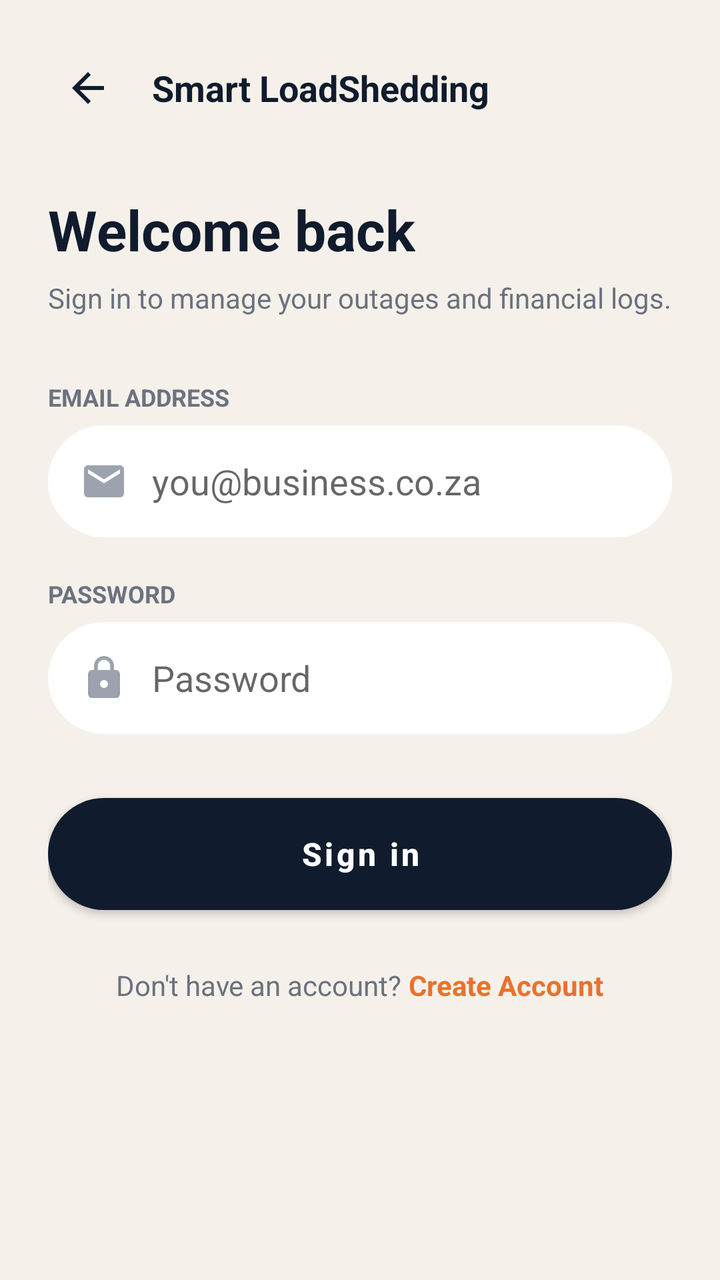
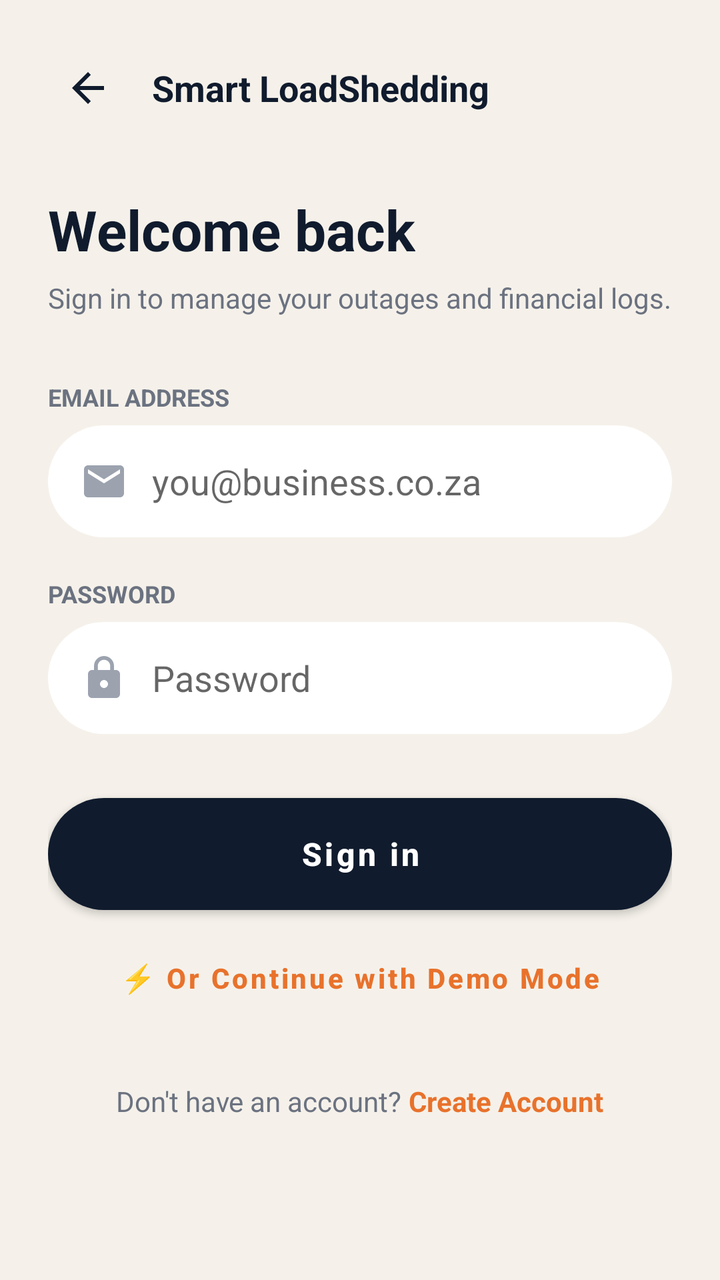

Before-and-after screenshots of an Android layout around one commit, followed by the original layout XML and the change that was made.
<!-- AndroidManifest.xml: application theme Theme.SmartLoadShedding -->
<!-- res/layout/activity_login.xml -->
<?xml version="1.0" encoding="utf-8"?>
<ScrollView xmlns:android="http://schemas.android.com/apk/res/android"
    xmlns:app="http://schemas.android.com/apk/res-auto"
    android:layout_width="match_parent"
    android:layout_height="match_parent"
    android:fitsSystemWindows="true"
    android:background="@color/background_cream"
    android:fillViewport="true">

    <LinearLayout
        android:layout_width="match_parent"
        android:layout_height="wrap_content"
        android:orientation="vertical"
        android:padding="24dp">

        
        <LinearLayout
            android:layout_width="match_parent"
            android:layout_height="wrap_content"
            android:gravity="center_vertical"
            android:orientation="horizontal">

            <ImageButton
                android:id="@+id/btnBackLogin"
                android:layout_width="40dp"
                android:layout_height="40dp"
                android:background="?attr/selectableItemBackgroundBorderless"
                android:src="@drawable/ic_arrow_back"
                app:tint="@color/brand_navy"
                android:contentDescription="Back" />

            <TextView
                android:layout_width="wrap_content"
                android:layout_height="wrap_content"
                android:layout_marginStart="12dp"
                android:text="Smart LoadShedding"
                android:textColor="@color/brand_navy"
                android:textSize="18sp"
                android:textStyle="bold" />
        </LinearLayout>

        
        <TextView
            android:layout_width="wrap_content"
            android:layout_height="wrap_content"
            android:layout_marginTop="32dp"
            android:text="Welcome back"
            android:textColor="@color/brand_navy"
            android:textSize="28sp"
            android:textStyle="bold" />

        <TextView
            android:layout_width="wrap_content"
            android:layout_height="wrap_content"
            android:layout_marginTop="6dp"
            android:text="Sign in to manage your outages and financial logs."
            android:textColor="@color/text_secondary"
            android:textSize="14sp" />

        
        <TextView
            android:layout_width="wrap_content"
            android:layout_height="wrap_content"
            android:layout_marginTop="32dp"
            android:text="EMAIL ADDRESS"
            android:textColor="@color/text_secondary"
            android:textSize="12sp"
            android:textStyle="bold" />

        <EditText
            android:id="@+id/etEmail"
            android:layout_width="match_parent"
            android:layout_height="56dp"
            android:layout_marginTop="6dp"
            android:background="@drawable/bg_rounded_input"
            android:drawableStart="@drawable/ic_mail"
            android:drawablePadding="12dp"
            android:gravity="center_vertical"
            android:hint="you@business.co.za"
            android:inputType="textEmailAddress"
            android:paddingStart="16dp"
            android:paddingEnd="16dp" />

        
        <TextView
            android:layout_width="wrap_content"
            android:layout_height="wrap_content"
            android:layout_marginTop="20dp"
            android:text="PASSWORD"
            android:textColor="@color/text_secondary"
            android:textSize="12sp"
            android:textStyle="bold" />

        <EditText
            android:id="@+id/etPassword"
            android:layout_width="match_parent"
            android:layout_height="56dp"
            android:layout_marginTop="6dp"
            android:background="@drawable/bg_rounded_input"
            android:drawableStart="@drawable/ic_lock"
            android:drawablePadding="12dp"
            android:gravity="center_vertical"
            android:hint="Password"
            android:inputType="textPassword"
            android:paddingStart="16dp"
            android:paddingEnd="16dp" />

        
        <Button
            android:id="@+id/btnSignIn"
            android:layout_width="match_parent"
            android:layout_height="56dp"
            android:layout_marginTop="32dp"
            android:background="@drawable/bg_rounded_input"
            android:backgroundTint="@color/brand_navy"
            android:text="Sign in"
            android:textAllCaps="false"
            android:textColor="@android:color/white"
            android:textSize="16sp"
            android:textStyle="bold" />

        <ProgressBar
            android:id="@+id/progressBar"
            android:layout_width="wrap_content"
            android:layout_height="wrap_content"
            android:layout_gravity="center"
            android:layout_marginTop="16dp"
            android:visibility="gone" />

        
        <LinearLayout
            android:layout_width="match_parent"
            android:layout_height="wrap_content"
            android:layout_marginTop="28dp"
            android:gravity="center"
            android:orientation="horizontal">

            <TextView
                android:layout_width="wrap_content"
                android:layout_height="wrap_content"
                android:text="Don't have an account? "
                android:textColor="@color/text_secondary" />

            <TextView
                android:id="@+id/tvCreateAccount"
                android:layout_width="wrap_content"
                android:layout_height="wrap_content"
                android:text="Create Account"
                android:textColor="@color/brand_orange"
                android:textStyle="bold" />
        </LinearLayout>

    </LinearLayout>
</ScrollView>
<!-- resources referenced by this layout -->
<resources>
  <color name="background_cream">#F5F1EA</color>
  <color name="brand_navy">#101B2D</color>
  <color name="brand_orange">#E8722C</color>
  <color name="text_secondary">#6B7280</color>
  <!-- drawable bg_rounded_input (drawable) -->
  <?xml version="1.0" encoding="utf-8"?>
  <shape xmlns:android="http://schemas.android.com/apk/res/android"
      android:shape="rectangle">
      <solid android:color="@android:color/white" />
      <corners android:radius="28dp" />
  </shape>
  <!-- drawable ic_arrow_back (drawable) -->
  <?xml version="1.0" encoding="utf-8"?>
  <vector xmlns:android="http://schemas.android.com/apk/res/android"
      android:width="24dp"
      android:height="24dp"
      android:viewportWidth="24"
      android:viewportHeight="24">
      <path
          android:fillColor="#101B2D"
          android:pathData="M20,11H7.83l5.59,-5.59L12,4l-8,8 8,8 1.41,-1.41L7.83,13H20v-2z" />
  </vector>
  <!-- drawable ic_lock (drawable) -->
  <vector xmlns:android="http://schemas.android.com/apk/res/android"
      android:width="24dp" android:height="24dp"
      android:viewportWidth="24" android:viewportHeight="24">
      <path
          android:fillColor="@color/icon_gray"
          android:pathData="M18,8h-1V6c0,-2.76 -2.24,-5 -5,-5S7,3.24 7,6v2H6c-1.1,0 -2,0.9 -2,2v10c0,1.1 0.9,2 2,2h12c1.1,0 2,-0.9 2,-2V10c0,-1.1 -0.9,-2 -2,-2zM12,17c-1.1,0 -2,-0.9 -2,-2s0.9,-2 2,-2 2,0.9 2,2 -0.9,2 -2,2zM15.1,8H8.9V6c0,-1.71 1.39,-3.1 3.1,-3.1 1.71,0 3.1,1.39 3.1,3.1v2z"/>
  </vector>
  <!-- drawable ic_mail (drawable) -->
  <vector xmlns:android="http://schemas.android.com/apk/res/android"
      android:width="24dp" android:height="24dp"
      android:viewportWidth="24" android:viewportHeight="24">
      <path
          android:fillColor="@color/icon_gray"
          android:pathData="M20,4H4c-1.1,0 -1.99,0.9 -1.99,2L2,18c0,1.1 0.9,2 2,2h16c1.1,0 2,-0.9 2,-2V6c0,-1.1 -0.9,-2 -2,-2zM20,8l-8,5L4,8V6l8,5 8,-5v2z"/>
  </vector>
  <style name="Theme.SmartLoadShedding" parent="Theme.MaterialComponents.DayNight.NoActionBar">
          <item name="colorPrimary">@color/brand_navy</item>
          <item name="colorSecondary">@color/brand_orange</item>
          <item name="android:windowBackground">@color/background_cream</item>
          <item name="colorOnPrimary">@color/white</item>
      </style>
  <color name="icon_gray">#9CA3AF</color>
  <color name="white">#FFFFFFFF</color>
</resources>

<!-- the commit's change to res/layout/activity_login.xml (unified diff, before → after) -->
@@ -119,6 +119,19 @@
             android:textSize="16sp"
             android:textStyle="bold" />
 
+        
+        <Button
+            android:id="@+id/btnDemoLogin"
+            android:layout_width="match_parent"
+            android:layout_height="48dp"
+            android:layout_marginTop="10dp"
+            android:background="@android:color/transparent"
+            android:text="⚡ Or Continue with Demo Mode"
+            android:textAllCaps="false"
+            android:textColor="@color/brand_orange"
+            android:textSize="14sp"
+            android:textStyle="bold" />
+
         <ProgressBar
             android:id="@+id/progressBar"
             android:layout_width="wrap_content"
